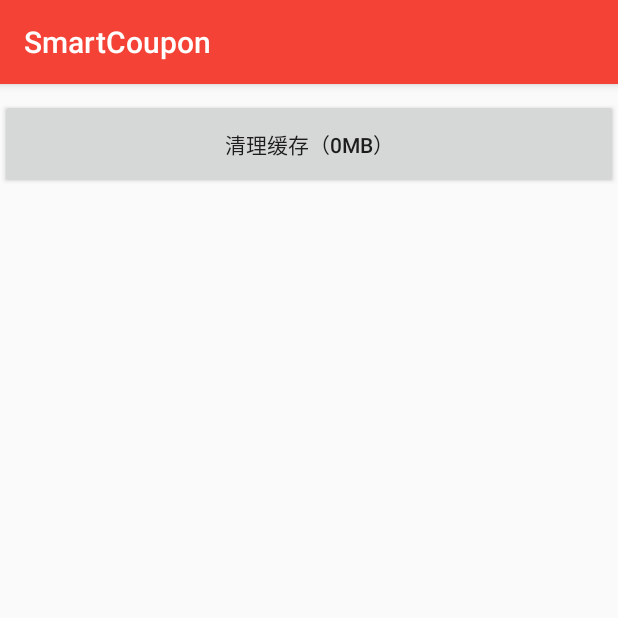
After one commit to xzlyf/SmartCoupon, an Android app: the SettingActivity screen opened directly, with no data from a screen before it, on a phone screen of 412 x 824 dp, the top half of it. The commit adds this screen. Run offline under Robolectric (Android 15) with nearby library versions, the phone set to English and light mode, and no system bars; pictures from the network do not load; 2 statements that could not run were skipped.

Commit message:
完成清理图片换成的功能

```diff
--- a/app/src/main/java/publi/xz/com/smartcoupon/ui/MainActivity.java
+++ b/app/src/main/java/publi/xz/com/smartcoupon/ui/MainActivity.java
@@ -81,7 +81,7 @@
                 //热搜排行榜
                 break;
             case R.id.setting_btn:
-                //设置
+                startActivity(new Intent(MainActivity.this, SettingActivity.class));
                 break;
             case R.id.baoyou9_9:
                 startActivity(new Intent(MainActivity.this,Baoyou9_9Activity.class));
--- /dev/null
+++ b/app/src/main/java/publi/xz/com/smartcoupon/ui/SettingActivity.java
@@ -0,0 +1,49 @@
+package publi.xz.com.smartcoupon.ui;
+
+import android.os.Environment;
+import android.support.v7.app.AppCompatActivity;
+import android.os.Bundle;
+import android.util.Log;
+import android.view.View;
+import android.widget.Button;
+import android.widget.Toast;
+
+import java.io.File;
+
+import publi.xz.com.smartcoupon.R;
+
+import static publi.xz.com.smartcoupon.utils.CacheInfo.cleanPhotoCache;
+import static publi.xz.com.smartcoupon.utils.CacheInfo.getPhotoCacheSize;
+
+public class SettingActivity extends AppCompatActivity implements View.OnClickListener {
+    private Button cleanCache;
+
+    @Override
+    protected void onCreate(Bundle savedInstanceState) {
+        super.onCreate(savedInstanceState);
+        setContentView(R.layout.activity_setting);
+        findID();
+        init();
+    }
+
+    private void init() {
+        cleanCache.setText("清理缓存（"+getPhotoCacheSize(this)+"Mb）");
+
+    }
+
+    private void findID() {
+        cleanCache = findViewById(R.id.clean_cache);
+        cleanCache.setOnClickListener(this);
+    }
+
+    @Override
+    public void onClick(View view) {
+        switch (view.getId()) {
+            case R.id.clean_cache:
+                cleanPhotoCache(this);
+                Toast.makeText(this,"清理完成",Toast.LENGTH_SHORT).show();
+                cleanCache.setText("清理缓存（"+getPhotoCacheSize(this)+"Mb）");
+                break;
+        }
+    }
+}
--- /dev/null
+++ b/app/src/main/java/publi/xz/com/smartcoupon/utils/CacheInfo.java
@@ -0,0 +1,46 @@
+package publi.xz.com.smartcoupon.utils;
+
+import android.content.Context;
+
+import java.io.File;
+
+/**
+ * 缓存信息
+ */
+public class CacheInfo {
+    /**
+     * 获取图片的缓存大小
+     *  目前只清理Picasso产生的缓存
+     * @param context
+     */
+    public static int getPhotoCacheSize(Context context) {
+        long filesize = 0;
+        File file = new File(context.getCacheDir() + "/picasso-cache");
+        File[] files = file.listFiles();
+        for (File f : files) {
+            if (!f.isDirectory()) {
+                filesize = filesize + f.length();
+            }
+        }
+        //返回兆字节
+        return (int) (filesize / 1024 / 1024);
+    }
+
+    /**
+     * 清理图片缓存
+     */
+    public static boolean cleanPhotoCache(Context context) {
+        File file = new File(context.getCacheDir() + "/picasso-cache");
+        File[] files = file.listFiles();
+        for (File f : files
+        ) {
+            if (f.exists()) {
+                if (!f.isDirectory()) {
+                    f.delete();
+                }
+            }
+
+        }
+        return true;
+    }
+}
--- /dev/null
+++ b/app/src/main/res/layout/activity_setting.xml
@@ -0,0 +1,17 @@
+<?xml version="1.0" encoding="utf-8"?>
+<LinearLayout xmlns:android="http://schemas.android.com/apk/res/android"
+    xmlns:app="http://schemas.android.com/apk/res-auto"
+    xmlns:tools="http://schemas.android.com/tools"
+    android:layout_width="match_parent"
+    android:layout_height="match_parent"
+    tools:context=".ui.SettingActivity">
+
+    <Button
+        android:id="@+id/clean_cache"
+        android:layout_width="match_parent"
+        android:layout_height="60dp"
+        android:layout_marginTop="10dp"
+        android:layout_marginBottom="10dp"
+        android:text="清理缓存" />
+
+</LinearLayout>
```
Also changed, not shown: app/src/main/AndroidManifest.xml (+4 -3 lines).
